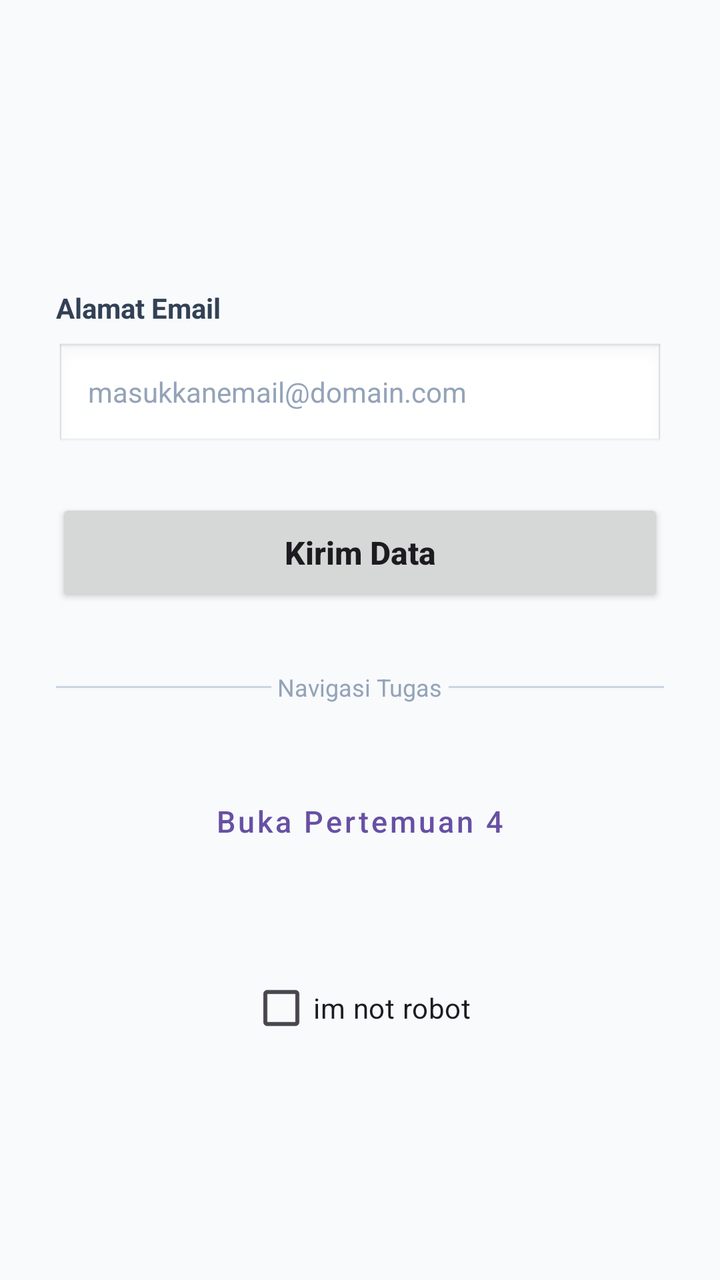
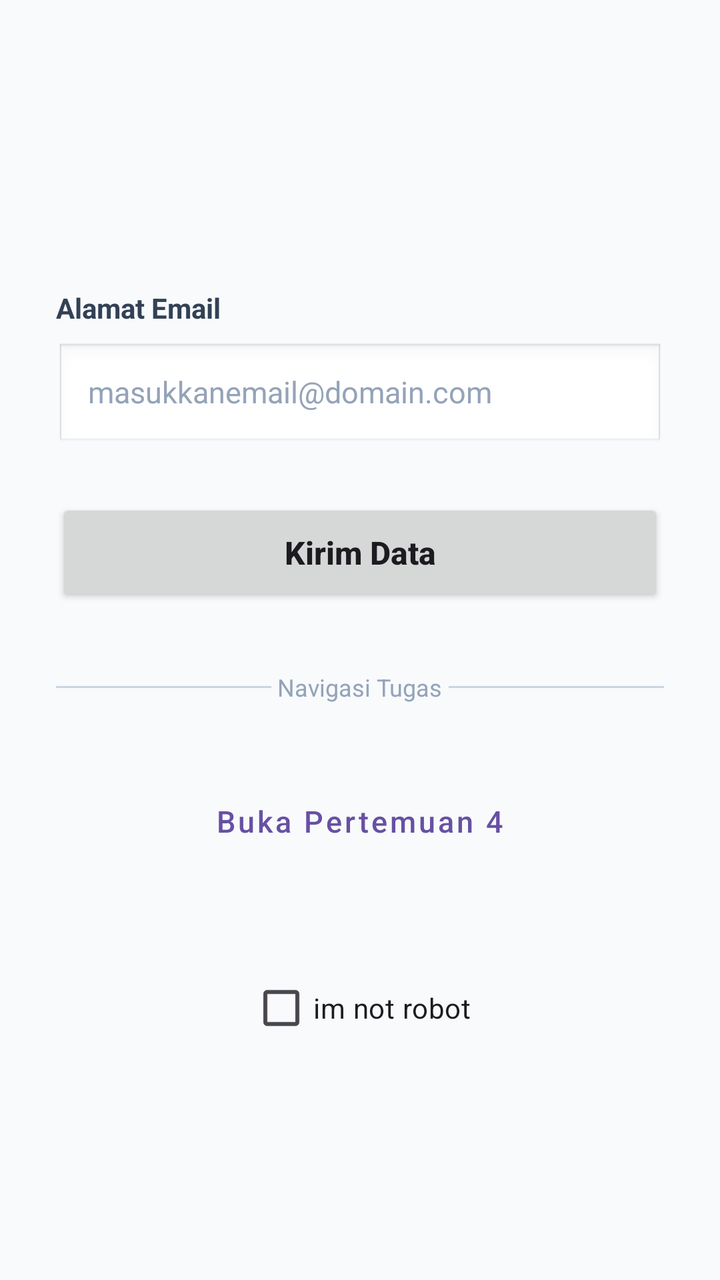

Screens rendered from an Android XML layout before and after an edit, with the pre-edit source and the edit as a unified diff.
<!-- AndroidManifest.xml: application theme Theme.Zikra -->
<!-- res/layout/activity_main.xml -->
<?xml version="1.0" encoding="utf-8"?>
<androidx.constraintlayout.widget.ConstraintLayout
    xmlns:android="http://schemas.android.com/apk/res/android"
    xmlns:app="http://schemas.android.com/apk/res-auto"
    xmlns:tools="http://schemas.android.com/tools"
    android:id="@+id/main"
    android:layout_width="match_parent"
    android:layout_height="match_parent"
    android:background="#F8FAFC"
    tools:context=".MainActivity">

    
    <LinearLayout
        android:id="@+id/linearLayout"
        android:layout_width="match_parent"
        android:layout_height="wrap_content"
        android:orientation="vertical"
        android:padding="28dp"
        app:layout_constraintBottom_toBottomOf="parent"
        app:layout_constraintEnd_toEndOf="parent"
        app:layout_constraintStart_toStartOf="parent"
        app:layout_constraintTop_toTopOf="parent"
        app:layout_constraintVertical_bias="0.4">

        
        <TextView
            android:id="@+id/textView2"
            android:layout_width="wrap_content"
            android:layout_height="wrap_content"
            android:layout_marginBottom="8dp"
            android:text="Alamat Email"
            android:textColor="#334155"
            android:textSize="14sp"
            android:textStyle="bold" />

        
        <EditText
            android:id="@+id/editTextTextEmailAddress"
            android:layout_width="match_parent"
            android:layout_height="54dp"
            android:layout_marginBottom="24dp"
            android:background="@android:drawable/edit_text"
            android:hint="masukkanemail@domain.com"
            android:inputType="textEmailAddress"
            android:paddingHorizontal="16dp"
            android:textColor="#1E293B"
            android:textColorHint="#94A3B8"
            android:textSize="14sp" />

        
        <Button
            android:id="@+id/button2"
            android:layout_width="match_parent"
            android:layout_height="54dp"
            android:layout_marginBottom="32dp"
            android:text="Kirim Data"
            android:textAllCaps="false"
            android:textSize="16sp"
            android:textStyle="bold" />

        
        <LinearLayout
            android:layout_width="match_parent"
            android:layout_height="wrap_content"
            android:layout_marginBottom="32dp"
            android:gravity="center"
            android:orientation="horizontal">

            <View
                android:layout_width="0dp"
                android:layout_height="1dp"
                android:layout_weight="1"
                android:background="#CBD5E1" />

            <TextView
                android:layout_width="wrap_content"
                android:layout_height="wrap_content"
                android:text=" Navigasi Tugas "
                android:textColor="#94A3B8"
                android:textSize="12sp" />

            <View
                android:layout_width="0dp"
                android:layout_height="1dp"
                android:layout_weight="1"
                android:background="#CBD5E1" />
        </LinearLayout>

        
        <Button
            android:id="@+id/btnToFourth"
            style="@style/Widget.MaterialComponents.Button.OutlinedButton"
            android:layout_width="match_parent"
            android:layout_height="54dp"
            android:text="Buka Pertemuan 4"
            android:textAllCaps="false"
            android:textSize="15sp" />

    </LinearLayout>

    <CheckBox
        android:id="@+id/checkBox2"
        android:layout_width="wrap_content"
        android:layout_height="wrap_content"
        android:text="im not robot"
        app:layout_constraintBottom_toBottomOf="parent"
        app:layout_constraintEnd_toEndOf="parent"
        app:layout_constraintStart_toStartOf="parent"
        app:layout_constraintTop_toBottomOf="@+id/linearLayout"
        app:layout_constraintVertical_bias="0.114" />

</androidx.constraintlayout.widget.ConstraintLayout>
<!-- resources referenced by this layout -->
<resources>
  <style name="Theme.Zikra" parent="Base.Theme.Zikra" />
  <style name="Base.Theme.Zikra" parent="Theme.Material3.DayNight.NoActionBar">
          
          
      </style>
</resources>

<!-- the commit's change to res/layout/activity_main.xml (unified diff, before → after) -->
@@ -45,7 +45,7 @@
             android:paddingHorizontal="16dp"
             android:textColor="#1E293B"
             android:textColorHint="#94A3B8"
-            android:textSize="14sp" />
+            android:textSize="15sp" />
 
         
         <Button
